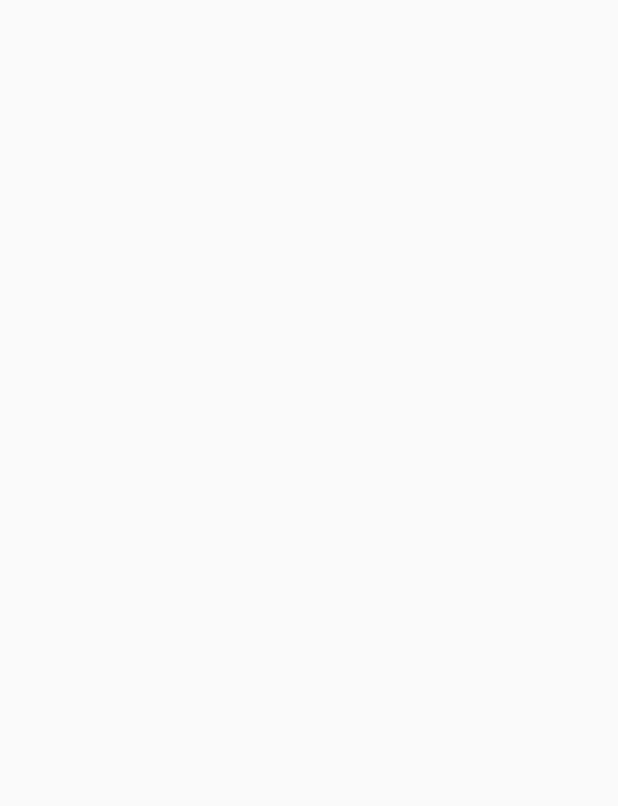
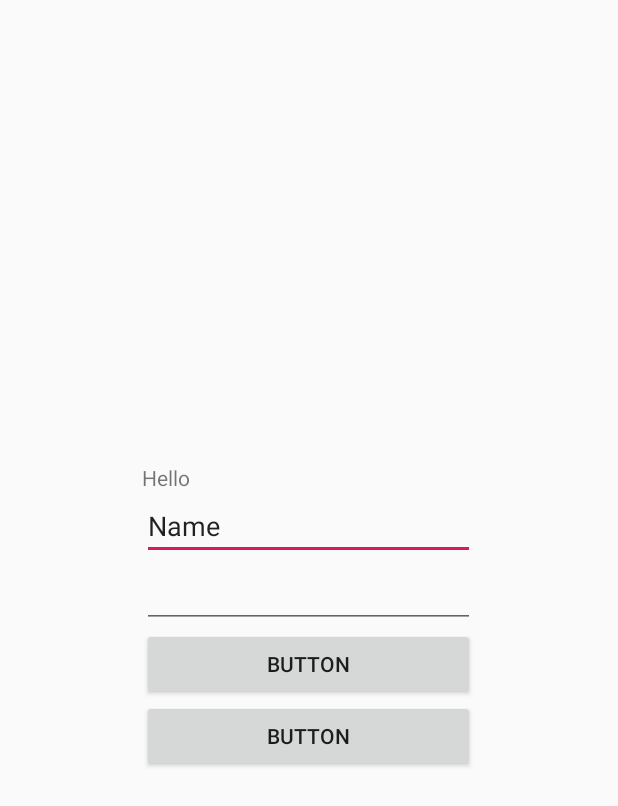
Before and after one commit to YunshanJiang/Assignemtn4_EECS_3461, an Android app: the screen it shows after launch (MainActivity), on a phone screen of 412 x 824 dp. Before the commit the part shown is empty. Shown: the top 806 px of the screen. Run offline under Robolectric (Android 15) with nearby library versions, the phone set to English and light mode, and no system bars.

Commit message:
addelement
add element to login ui

```diff
--- a/app/src/main/res/layout/activity_main.xml
+++ b/app/src/main/res/layout/activity_main.xml
@@ -1,14 +1,69 @@
 <?xml version="1.0" encoding="utf-8"?>
-<androidx.coordinatorlayout.widget.CoordinatorLayout xmlns:android="http://schemas.android.com/apk/res/android"
+<LinearLayout xmlns:android="http://schemas.android.com/apk/res/android"
     xmlns:app="http://schemas.android.com/apk/res-auto"
     xmlns:tools="http://schemas.android.com/tools"
     android:layout_width="match_parent"
     android:layout_height="match_parent"
     tools:context=".MainActivity">
 
-    <com.google.android.material.appbar.AppBarLayout
-        android:layout_width="match_parent"
-        android:layout_height="wrap_content"
-        android:theme="@style/AppTheme.AppBarOverlay"/>
+    <RelativeLayout
+        android:layout_width="0dip"
+        android:layout_height="match_parent"
+        android:layout_weight="0.3">
+</RelativeLayout>
+    <RelativeLayout
+        android:layout_width="0dip"
+        android:layout_height="match_parent"
+        android:layout_weight="0.7">
 
-</androidx.coordinatorlayout.widget.CoordinatorLayout>
+        <LinearLayout
+            android:layout_width="match_parent"
+            android:layout_height="match_parent"
+            android:gravity="center"
+            android:orientation="vertical">
+
+            <TextView
+                android:id="@+id/textView"
+                android:layout_width="match_parent"
+                android:layout_height="wrap_content"
+                android:layout_weight="0"
+                android:text="Hello" />
+
+            <EditText
+                android:id="@+id/editText"
+                android:layout_width="match_parent"
+                android:layout_height="wrap_content"
+                android:layout_weight="0"
+                android:ems="0"
+                android:inputType="textPersonName"
+                android:text="Name" />
+
+            <EditText
+                android:id="@+id/editText2"
+                android:layout_width="match_parent"
+                android:layout_height="wrap_content"
+                android:layout_weight="0"
+                android:ems="10"
+                android:inputType="textPassword" />
+
+            <Button
+                android:id="@+id/button"
+                android:layout_width="match_parent"
+                android:layout_height="wrap_content"
+                android:layout_weight="0"
+                android:text="Button" />
+
+            <Button
+                android:id="@+id/button2"
+                android:layout_width="match_parent"
+                android:layout_height="wrap_content"
+                android:layout_weight="0"
+                android:text="Button" />
+        </LinearLayout>>
+    </RelativeLayout>
+    <RelativeLayout
+        android:layout_width="0dip"
+        android:layout_height="match_parent"
+        android:layout_weight="0.3">
+    </RelativeLayout>
+</LinearLayout>
```
